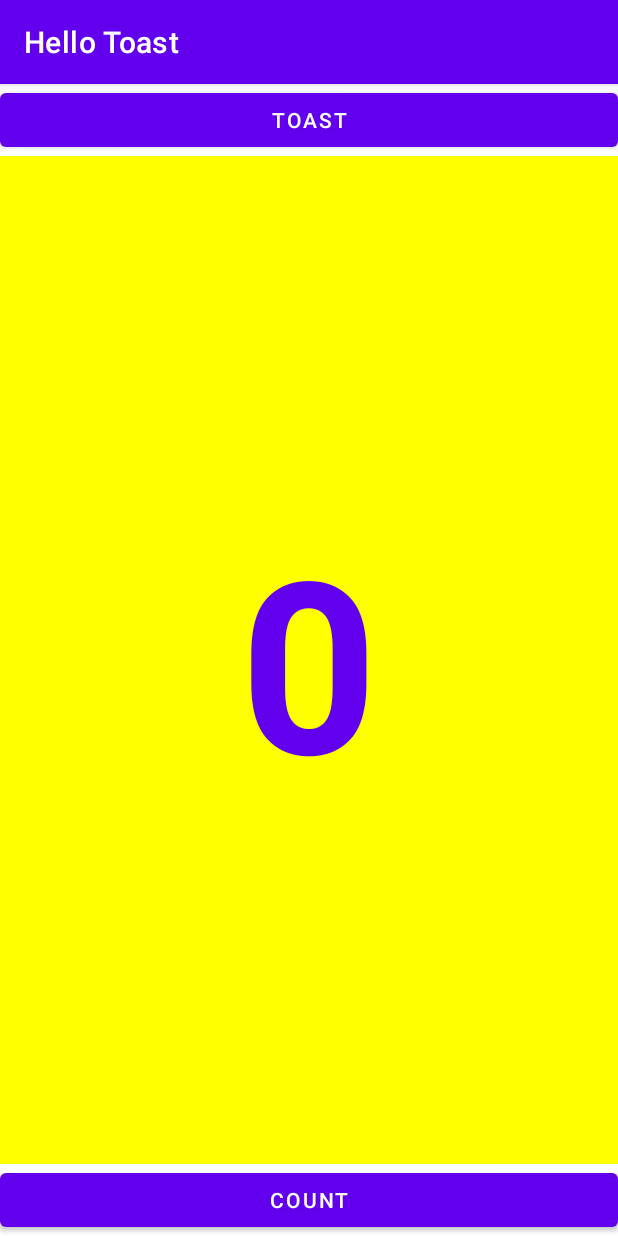
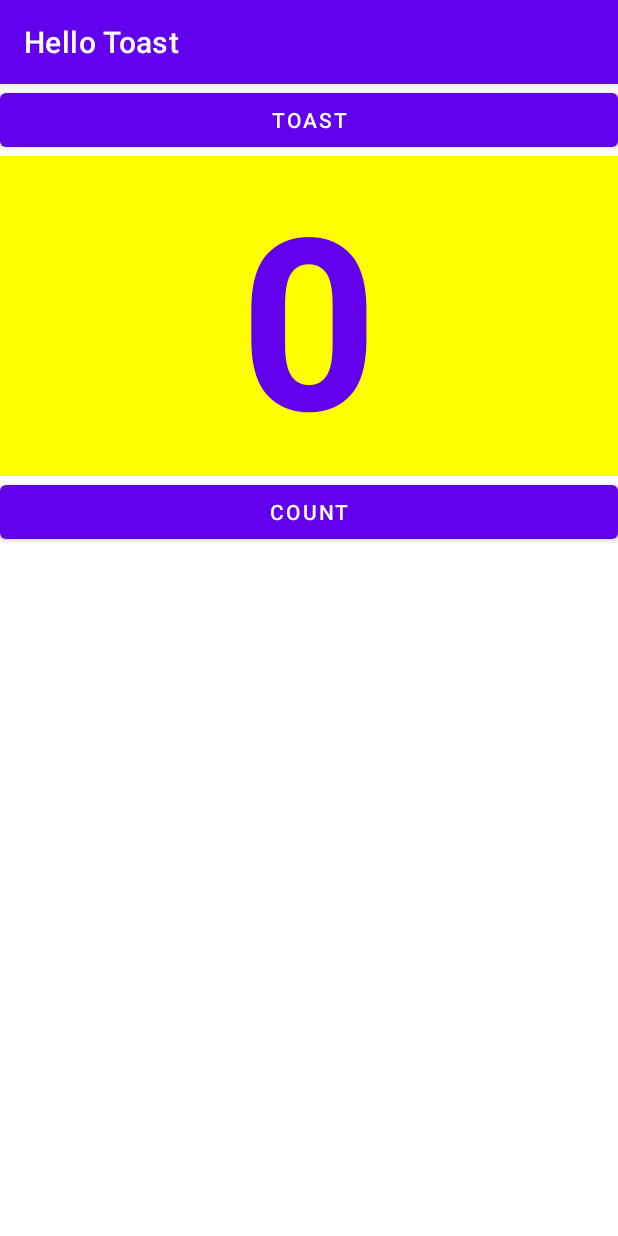
Before and after one commit to Pniroula/Hellotoast2, an Android app: the screen it shows after launch (MainActivity), on a phone screen of 412 x 824 dp. Run offline under Robolectric (Android 15) with nearby library versions, the phone set to English and light mode, and no system bars.

Commit message:
Task3 Relativelayout Completed

```diff
--- a/app/src/main/res/layout/activity_main.xml
+++ b/app/src/main/res/layout/activity_main.xml
@@ -1,5 +1,5 @@
 <?xml version="1.0" encoding="utf-8"?>
-<LinearLayout xmlns:android="http://schemas.android.com/apk/res/android"
+<RelativeLayout xmlns:android="http://schemas.android.com/apk/res/android"
     xmlns:app="http://schemas.android.com/apk/res-auto"
     xmlns:tools="http://schemas.android.com/tools"
     android:layout_width="match_parent"
@@ -19,8 +19,10 @@
         android:id="@+id/show_count"
         android:layout_width="match_parent"
         android:layout_height="wrap_content"
-        android:layout_weight="1"
+        android:layout_alignParentLeft="true"
+        android:layout_alignParentStart="true"
         android:textAlignment="center"
+        android:layout_below="@id/button_toast"
         android:background="#FFFF00"
         android:gravity="center|center_vertical"
         android:text="@string/Count_initial_value"
@@ -35,9 +37,10 @@
         android:layout_width="match_parent"
         android:layout_height="wrap_content"
         android:text="@string/Button_label_count"
-
+        android:layout_below="@id/show_count"
+        android:layout_centerHorizontal="true"
         android:onClick="countUp"/>
 
 
 
-</LinearLayout>
+</RelativeLayout>
```
Also changed, not shown: 2 other files.
